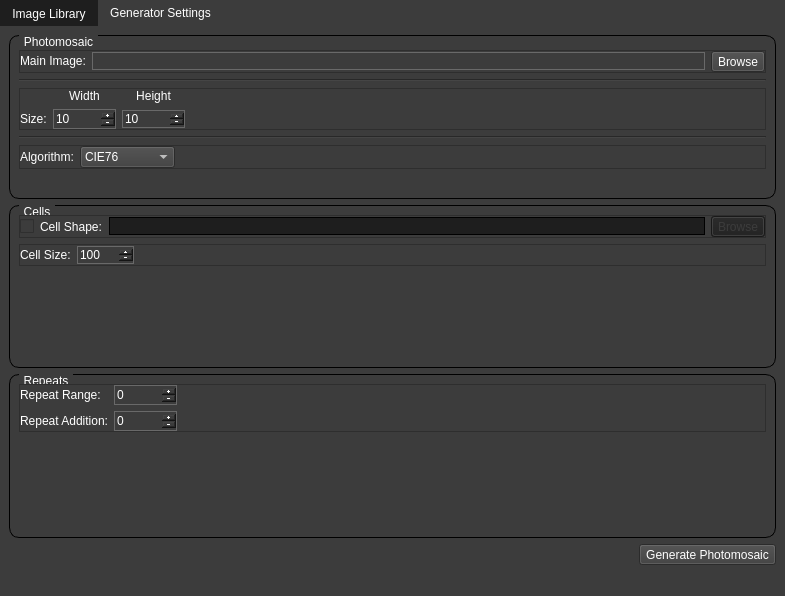
First picture: the form in mainwindow.ui, repository MorganGrundy/MosaicMagnifique, before the edit.
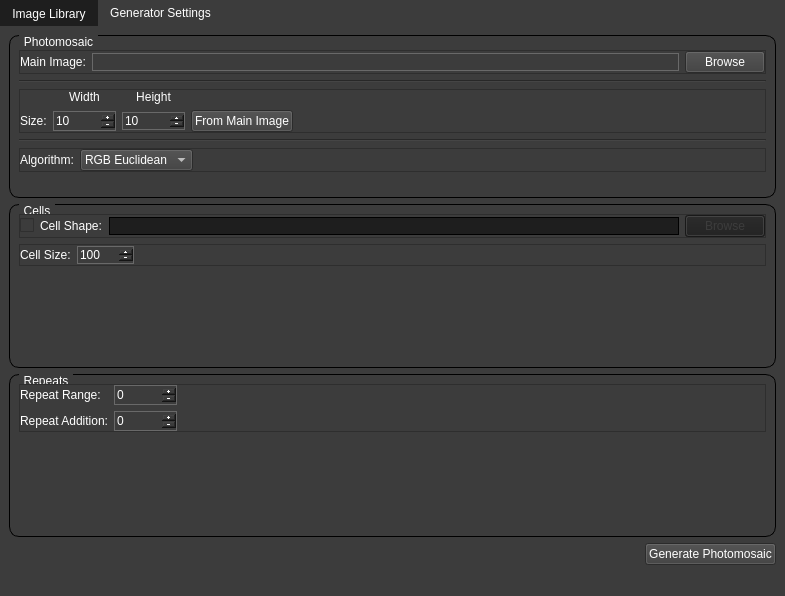
Second picture: the form after the edit.

Commit message: Changed QToolButton to QPushButton. Added button to set Photomosaic size to size of Main Image.

What changed in the file:
```diff
--- a/mainwindow.ui
+++ b/mainwindow.ui
@@ -415,7 +415,13 @@
                </widget>
               </item>
               <item>
-               <widget class="QToolButton" name="toolMainImage">
+               <widget class="QPushButton" name="buttonMainImage">
+                <property name="sizePolicy">
+                 <sizepolicy hsizetype="Minimum" vsizetype="Minimum">
+                  <horstretch>0</horstretch>
+                  <verstretch>0</verstretch>
+                 </sizepolicy>
+                </property>
                 <property name="text">
                  <string>Browse</string>
                 </property>
@@ -538,19 +544,6 @@
                 </property>
                </widget>
               </item>
-              <item row="1" column="3">
-               <spacer name="horizontalSpacer_3">
-                <property name="orientation">
-                 <enum>Qt::Horizontal</enum>
-                </property>
-                <property name="sizeHint" stdset="0">
-                 <size>
-                  <width>40</width>
-                  <height>20</height>
-                 </size>
-                </property>
-               </spacer>
-              </item>
               <item row="1" column="2">
                <widget class="QSpinBox" name="spinPhotomosaicHeight">
                 <property name="sizePolicy">
@@ -578,6 +571,77 @@
                 </property>
                </widget>
               </item>
+              <item row="1" column="4">
+               <spacer name="horizontalSpacer_3">
+                <property name="orientation">
+                 <enum>Qt::Horizontal</enum>
+                </property>
+                <property name="sizeHint" stdset="0">
+                 <size>
+                  <width>40</width>
+                  <height>20</height>
+                 </size>
+                </property>
+               </spacer>
+              </item>
+              <item row="1" column="1">
+               <widget class="QSpinBox" name="spinPhotomosaicWidth">
+                <property name="sizePolicy">
+                 <sizepolicy hsizetype="Preferred" vsizetype="Fixed">
+                  <horstretch>0</horstretch>
+                  <verstretch>0</verstretch>
+                 </sizepolicy>
+                </property>
+                <property name="minimumSize">
+                 <size>
+                  <width>0</width>
+                  <height>20</height>
+                 </size>
+                </property>
+                <property name="styleSheet">
+                 <string notr="true">QSpinBox {
+border: 1px solid dimgray;
+}</string>
+                </property>
+                <property name="buttonSymbols">
+                 <enum>QAbstractSpinBox::PlusMinus</enum>
+                </property>
+                <property name="specialValueText">
+                 <string/>
+                </property>
+                <property name="showGroupSeparator" stdset="0">
+                 <bool>false</bool>
+                </property>
+                <property name="suffix">
+                 <string/>
+                </property>
+                <property name="prefix">
+                 <string/>
+                </property>
+                <property name="minimum">
+                 <number>10</number>
+                </property>
+                <property name="maximum">
+                 <number>100000</number>
+                </property>
+               </widget>
+              </item>
+              <item row="0" column="2">
+               <widget class="QLabel" name="label_5">
+                <property name="sizePolicy">
+                 <sizepolicy hsizetype="Minimum" vsizetype="Fixed">
+                  <horstretch>0</horstretch>
+                  <verstretch>0</verstretch>
+                 </sizepolicy>
+                </property>
+                <property name="text">
+                 <string>Height</string>
+                </property>
+                <property name="alignment">
+                 <set>Qt::AlignCenter</set>
+                </property>
+               </widget>
+              </item>
               <item row="1" column="0">
                <widget class="QLabel" name="label_3">
                 <property name="sizePolicy">
@@ -591,6 +655,13 @@
                 </property>
                </widget>
               </item>
+              <item row="1" column="3">
+               <widget class="QPushButton" name="buttonPhotomosaicSize">
+                <property name="text">
+                 <string>From Main Image</string>
+                </property>
+               </widget>
+              </item>
              </layout>
             </widget>
            </item>
@@ -624,6 +695,17 @@
               </property>
               <item row="0" column="1">
                <widget class="QComboBox" name="comboAlgorithm">
+                <property name="sizePolicy">
+                 <sizepolicy hsizetype="Minimum" vsizetype="Fixed">
+                  <horstretch>0</horstretch>
+                  <verstretch>0</verstretch>
+                 </sizepolicy>
+                </property>
+                <item>
+                 <property name="text">
+                  <string>RGB Euclidean</string>
+                 </property>
+                </item>
                 <item>
                  <property name="text">
                   <string>CIE76</string>
@@ -752,12 +834,18 @@
                </widget>
               </item>
               <item>
-               <widget class="QToolButton" name="toolCellShape">
+               <widget class="QPushButton" name="buttonCellShape">
                 <property name="enabled">
                  <bool>false</bool>
                 </property>
+                <property name="sizePolicy">
+                 <sizepolicy hsizetype="Fixed" vsizetype="Fixed">
+                  <horstretch>0</horstretch>
+                  <verstretch>0</verstretch>
+                 </sizepolicy>
+                </property>
                 <property name="styleSheet">
-                 <string notr="true">QToolButton:disabled {
+                 <string notr="true">QPushButton:disabled {
 	background-color: rgb(30, 30, 30);
 	color: rgb(60, 60, 60);
 }</string>
@@ -1045,7 +1133,13 @@
          </widget>
         </item>
         <item alignment="Qt::AlignRight">
-         <widget class="QToolButton" name="toolGenerate">
+         <widget class="QPushButton" name="buttonGenerate">
+          <property name="sizePolicy">
+           <sizepolicy hsizetype="Fixed" vsizetype="Fixed">
+            <horstretch>0</horstretch>
+            <verstretch>0</verstretch>
+           </sizepolicy>
+          </property>
           <property name="text">
            <string>Generate Photomosaic</string>
           </property>
```
Left out of the diff: 76 changed lines with no effect on the pictures. The commit also changes 2 other files.
